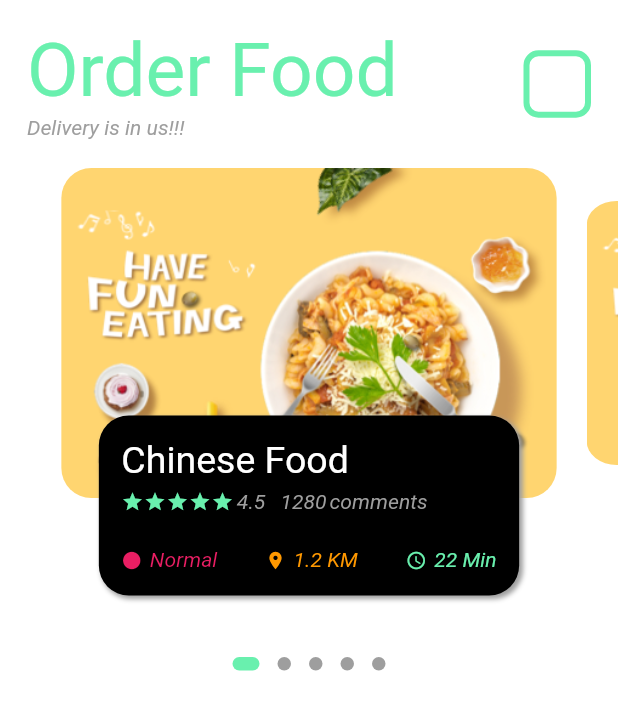
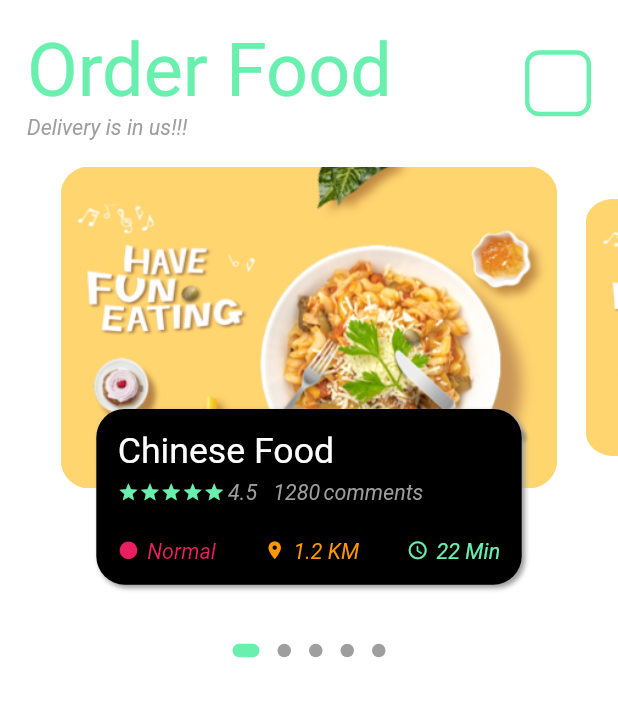
Before and after one commit to avela1/food_delivery_app, a Flutter app: the screen it shows after launch, on a phone screen of 412 x 824 dp. Shown: the top 710 px of the screen. Run offline on Flutter 3.47's test engine with Material 2 defaults, Android fonts, the phone set to English and light mode, and no system bars; drawn by our look-alikes of dots_indicator; our stand-ins replace get, google_fonts; Roboto replaces fonts that are missing (Acme).

Commit message:
handling all dimension of the app

```diff
--- a/lib/main.dart
+++ b/lib/main.dart
@@ -1,4 +1,5 @@
 import 'package:flutter/material.dart';
+import 'package:get/get.dart';
 
 import 'pages/home_page.dart';
 
@@ -11,7 +12,7 @@ class MyApp extends StatelessWidget {
 
   @override
   Widget build(BuildContext context) {
-    return MaterialApp(
+    return GetMaterialApp(
       debugShowCheckedModeBanner: false,
       theme: ThemeData(
         brightness: Brightness.dark,
--- /dev/null
+++ b/lib/utils/dimension.dart
@@ -0,0 +1,31 @@
+import 'package:get/get.dart';
+
+class Dimensions {
+  static double screenHeight = Get.context!.height;
+  static double screenWidth = Get.context!.width;
+
+  static double pageview = screenHeight / 2.64;
+  static double pageviewContainer = screenHeight / 3.84;
+  static double pageviewTextContainer = screenHeight / 7.03;
+
+  static double height02 = screenHeight / 422;
+  static double height03 = screenHeight / 281.3;
+  static double height05 = screenHeight / 173.2;
+  static double height10 = screenHeight / 86.6;
+  static double height15 = screenHeight / 57.7;
+  static double height20 = screenHeight / 43.3;
+  static double height25 = screenHeight / 34.64;
+  static double height35 = screenHeight / 24.74;
+  static double height40 = screenHeight / 21.1;
+  static double height45 = screenHeight / 18.74;
+  static double height50 = screenHeight / 16.74;
+
+  static double width02 = screenWidth / 192;
+  static double width03 = screenWidth / 128;
+  static double width05 = screenWidth / 76.8;
+  static double width10 = screenWidth / 38.4;
+  static double width15 = screenWidth / 25.6;
+  static double width20 = screenWidth / 19.2;
+  static double width25 = screenWidth / 15.3;
+  static double width30 = screenWidth / 12.8;
+}
--- a/lib/widgets/big_text.dart
+++ b/lib/widgets/big_text.dart
@@ -1,5 +1,7 @@
 import 'package:flutter/material.dart';
 import 'package:google_fonts/google_fonts.dart';
+
+import '../utils/dimension.dart';
 
 // ignore: must_be_immutable
 class BigText extends StatelessWidget {
@@ -11,7 +13,7 @@ class BigText extends StatelessWidget {
     Key? key,
     required this.text,
     this.colors = Colors.white,
-    this.fontSize = 25.0,
+    this.fontSize = 0.0,
     this.overflow = TextOverflow.ellipsis,
   }) : super(key: key);
 
@@ -22,7 +24,7 @@ class BigText extends StatelessWidget {
       maxLines: 1,
       style: GoogleFonts.acme(
         fontWeight: FontWeight.w400,
-        fontSize: fontSize,
+        fontSize: fontSize == 0.0 ? Dimensions.height25 : fontSize,
         color: colors,
       ).copyWith(
         overflow: overflow,
--- a/lib/widgets/home/my_appbar.dart
+++ b/lib/widgets/home/my_appbar.dart
@@ -1,4 +1,5 @@
 import 'package:flutter/material.dart';
+import 'package:food_delivery_app/utils/dimension.dart';
 
 import '../big_text.dart';
 import '../small_text.dart';
@@ -20,7 +21,7 @@ class MyAppBar extends StatelessWidget {
             children: [
               BigText(
                 text: title,
-                fontSize: 50.0,
+                fontSize: Dimensions.height50,
                 colors: Colors.greenAccent,
               ),
               SmallText(
@@ -30,16 +31,17 @@ class MyAppBar extends StatelessWidget {
           ),
           Center(
             child: Container(
-              height: 45.0,
-              width: 45.0,
+              height: Dimensions.height45,
+              width: Dimensions.height45,
               decoration: BoxDecoration(
-                borderRadius: BorderRadius.circular(10.0),
-                border: Border.all(color: Colors.greenAccent, width: 4.0),
+                borderRadius: BorderRadius.circular(Dimensions.height10),
+                border: Border.all(
+                    color: Colors.greenAccent, width: Dimensions.height03),
               ),
-              child: const Icon(
+              child: Icon(
                 Icons.search,
                 color: Colors.white,
-                size: 26.0,
+                size: Dimensions.height25,
               ),
             ),
           ),
--- a/lib/widgets/home/pageview_builder.dart
+++ b/lib/widgets/home/pageview_builder.dart
@@ -1,5 +1,6 @@
 import 'package:dots_indicator/dots_indicator.dart';
 import 'package:flutter/material.dart';
+import 'package:food_delivery_app/utils/dimension.dart';
 
 import '../big_text.dart';
 import '../icon_text.dart';
@@ -16,7 +17,7 @@ class _PageViewBuilderState extends State<PageViewBuilder> {
   final PageController _pageController = PageController(viewportFraction: 0.85);
   var _currentPage = 0.0;
   final _scaleFactor = 0.8;
-  final _height = 220;
+  final _height = Dimensions.pageviewContainer;
   @override
   void initState() {
     _pageController.addListener(() {
@@ -38,7 +39,7 @@ class _PageViewBuilderState extends State<PageViewBuilder> {
     return Column(
       children: [
         SizedBox(
-          height: 320.0,
+          height: Dimensions.pageview,
           child: PageView.builder(
               itemCount: 5,
               controller: _pageController,
@@ -91,14 +92,15 @@ class _PageViewBuilderState extends State<PageViewBuilder> {
       child: Stack(
         children: [
           Container(
-            height: 220.0,
+            height: Dimensions.pageviewContainer,
             width: double.infinity,
-            margin: const EdgeInsets.only(left: 10.0, right: 10.0),
+            margin: EdgeInsets.only(
+                left: Dimensions.height10, right: Dimensions.height10),
             decoration: BoxDecoration(
-              borderRadius: BorderRadius.circular(20.0),
+              borderRadius: BorderRadius.circular(Dimensions.height20),
             ),
             child: ClipRRect(
-              borderRadius: BorderRadius.circular(20.0),
+              borderRadius: BorderRadius.circular(Dimensions.height20),
               child: Image.asset(
                 'assets/image/food0.png',
                 fit: BoxFit.cover,
@@ -108,12 +110,14 @@ class _PageViewBuilderState extends State<PageViewBuilder> {
           Align(
             alignment: Alignment.bottomCenter,
             child: Container(
-                height: 120.0,
+                height: Dimensions.pageviewTextContainer,
                 width: double.infinity,
-                margin: const EdgeInsets.only(
-                    left: 35.0, right: 35.0, bottom: 35.0),
+                margin: EdgeInsets.only(
+                    left: Dimensions.height35,
+                    right: Dimensions.height35,
+                    bottom: Dimensions.height35),
                 decoration: BoxDecoration(
-                    borderRadius: BorderRadius.circular(20.0),
+                    borderRadius: BorderRadius.circular(Dimensions.height20),
                     // color: const Color.fromARGB(0, 0, 233, 0),
                     color: Colors.black,
                     boxShadow: const [
@@ -128,32 +132,32 @@ class _PageViewBuilderState extends State<PageViewBuilder> {
                       ),
                     ]),
                 child: Padding(
-                  padding: const EdgeInsets.all(15.0),
+                  padding: EdgeInsets.all(Dimensions.height15),
                   child: Column(
                     crossAxisAlignment: CrossAxisAlignment.start,
                     // mainAxisAlignment: MainAxisAlignment.spaceAround,
                     children: <Widget>[
                       BigText(text: 'Chinese Food'),
-                      const SizedBox(
-                        height: 5,
+                      SizedBox(
+                        height: Dimensions.height05,
                       ),
                       Row(
                         children: <Widget>[
                           Wrap(
                             children: List.generate(
                               5,
-                              (index) => const Icon(
+                              (index) => Icon(
                                 Icons.star,
-                                size: 15,
+                                size: Dimensions.height15,
                                 color: Colors.greenAccent,
                               ),
                             ),
                           ),
-                          const SizedBox(width: 2.0),
+                          SizedBox(width: Dimensions.width02),
                           SmallText(text: "4.5"),
-                          const SizedBox(width: 10.0),
+                          SizedBox(width: Dimensions.width10),
                           SmallText(text: "1280"),
-                          const SizedBox(width: 2.0),
+                          SizedBox(width: Dimensions.width02),
                           SmallText(text: "comments"),
                         ],
                       ),
--- a/lib/widgets/icon_text.dart
+++ b/lib/widgets/icon_text.dart
@@ -1,5 +1,6 @@
 import 'package:flutter/material.dart';
 
+import '../utils/dimension.dart';
 import './small_text.dart';
 
 // ignore: must_be_immutable
@@ -13,7 +14,7 @@ class IconText extends StatelessWidget {
     required this.iconData,
     required this.text,
     required this.iconColor,
-    this.iconsize = 14.0,
+    this.iconsize = 0.0,
   }) : super(key: key);
 
   @override
@@ -23,10 +24,10 @@ class IconText extends StatelessWidget {
         Icon(
           iconData,
           color: iconColor,
-          size: iconsize,
+          size: iconsize == 0.0 ? Dimensions.height15 : iconsize,
         ),
-        const SizedBox(
-          width: 5.0,
+        SizedBox(
+          width: Dimensions.width05,
         ),
         SmallText(
           text: text,
--- a/lib/widgets/small_text.dart
+++ b/lib/widgets/small_text.dart
@@ -1,5 +1,7 @@
 import 'package:flutter/material.dart';
 import 'package:google_fonts/google_fonts.dart';
+
+import '../utils/dimension.dart';
 
 // ignore: must_be_immutable
 class SmallText extends StatelessWidget {
@@ -11,7 +13,7 @@ class SmallText extends StatelessWidget {
     Key? key,
     required this.text,
     this.colors = Colors.grey,
-    this.fontSize = 14.0,
+    this.fontSize = 0.0,
     this.height = 1.2,
   }) : super(key: key);
 
@@ -20,7 +22,7 @@ class SmallText extends StatelessWidget {
     return Text(
       text,
       style: GoogleFonts.aBeeZee(
-        fontSize: fontSize,
+        fontSize: fontSize == 0.0 ? Dimensions.height15 : fontSize,
         fontStyle: FontStyle.italic,
         color: colors,
       ).copyWith(
--- a/pubspec.yaml
+++ b/pubspec.yaml
@@ -38,6 +38,7 @@ dependencies:
   cupertino_icons: ^1.0.2
   google_fonts: ^3.0.1
   dots_indicator: ^2.1.0
+  get: ^4.6.5
 
 dev_dependencies:
   flutter_test:
```
Also changed, not shown: pubspec.lock.
